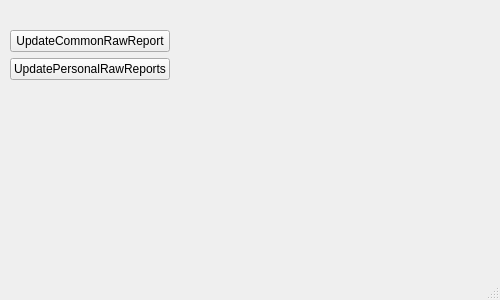
This is Dose/mainwindow.ui in ILisun24121981/Dose as Qt 5 draws it before an edit. The edited form follows.
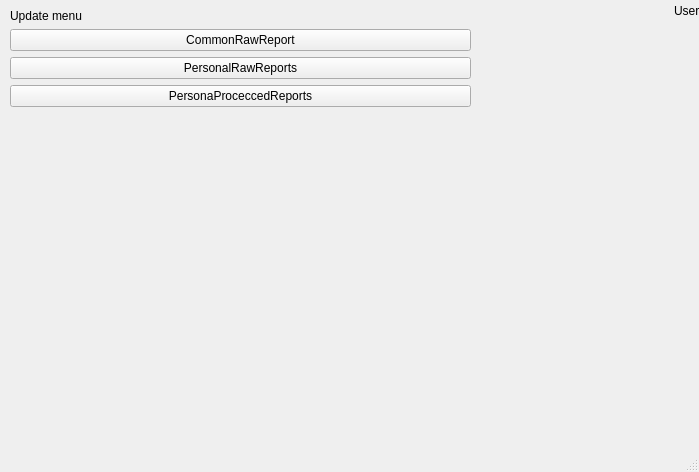
This is the edited form.

Commit message: добавил класс Chart_Item, Chart_Widget Решил переделать  = Report_manager сделать локальным объектом методов класса MainWindow временный объект

What changed in the file:
```diff
--- a/Dose/mainwindow.ui
+++ b/Dose/mainwindow.ui
@@ -6,8 +6,8 @@
    <rect>
     <x>0</x>
     <y>0</y>
-    <width>500</width>
-    <height>300</height>
+    <width>699</width>
+    <height>472</height>
    </rect>
   </property>
   <property name="minimumSize">
@@ -18,8 +18,8 @@
   </property>
   <property name="maximumSize">
    <size>
-    <width>500</width>
-    <height>300</height>
+    <width>1000</width>
+    <height>1000</height>
    </size>
   </property>
   <property name="windowTitle">
@@ -56,23 +56,39 @@
     <property name="geometry">
      <rect>
       <x>10</x>
-      <y>30</y>
-      <width>160</width>
-      <height>131</height>
+      <y>9</y>
+      <width>461</width>
+      <height>241</height>
      </rect>
     </property>
+    <layout class="QHBoxLayout" name="horizontalLayout_2">
+     <item>
     <layout class="QVBoxLayout" name="verticalLayout_3">
+       <item>
+        <widget class="QLabel" name="label_2">
+         <property name="text">
+          <string>Update menu</string>
+         </property>
+        </widget>
+       </item>
      <item>
       <widget class="QPushButton" name="btn_UpdComRawRep">
        <property name="text">
-        <string>UpdateCommonRawReport</string>
+          <string>CommonRawReport</string>
        </property>
       </widget>
      </item>
      <item>
       <widget class="QPushButton" name="btn_UpdPerRawReps">
        <property name="text">
-        <string>UpdatePersonalRawReports</string>
+          <string>PersonalRawReports</string>
+         </property>
+        </widget>
+       </item>
+       <item>
+        <widget class="QPushButton" name="btn_ProcPerRawReps">
+         <property name="text">
+          <string>PersonaProceccedReports</string>
        </property>
       </widget>
      </item>
@@ -90,6 +106,8 @@
       </spacer>
      </item>
     </layout>
+     </item>
+    </layout>
    </widget>
   </widget>
   <widget class="QMenuBar" name="menubar">
```
Left out of the diff: 4 changed lines with no effect on the pictures. Lines whose indentation alone changed are shown as unchanged. The commit also changes 18 other files.
